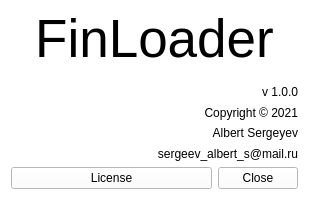
Before: the Qt Designer form aboutform.ui in albert-sergeev/FinLoader, drawn with Qt 5.
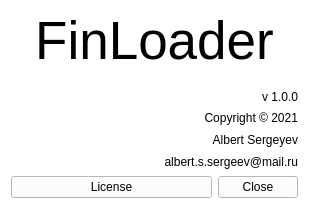
After: the same form once the commit is applied.

Commit message: changed e-mail

The edit to the form file:
```diff
--- a/aboutform.ui
+++ b/aboutform.ui
@@ -7,7 +7,7 @@
     <x>0</x>
     <y>0</y>
     <width>309</width>
-    <height>200</height>
+    <height>209</height>
    </rect>
   </property>
   <property name="sizePolicy">
@@ -164,7 +164,7 @@
      <item>
       <widget class="QLabel" name="label_4">
        <property name="text">
-        <string>sergeev_albert_s@mail.ru</string>
+        <string>albert.s.sergeev@mail.ru</string>
        </property>
        <property name="alignment">
         <set>Qt::AlignRight|Qt::AlignTrailing|Qt::AlignVCenter</set>
```
The commit also changes 1 other file.
